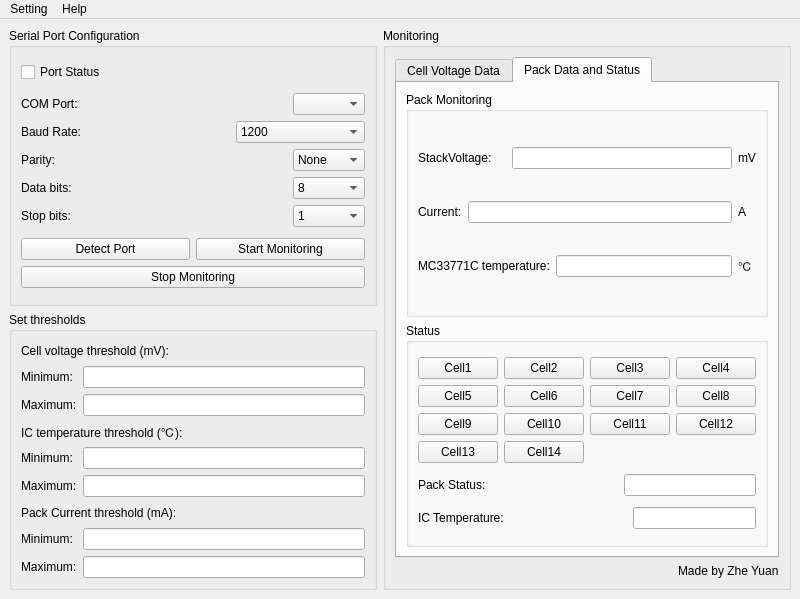
Before: the Qt Designer form BMS_GUI.ui in Zyuangeorge/Third_year_project, drawn with Qt 5.
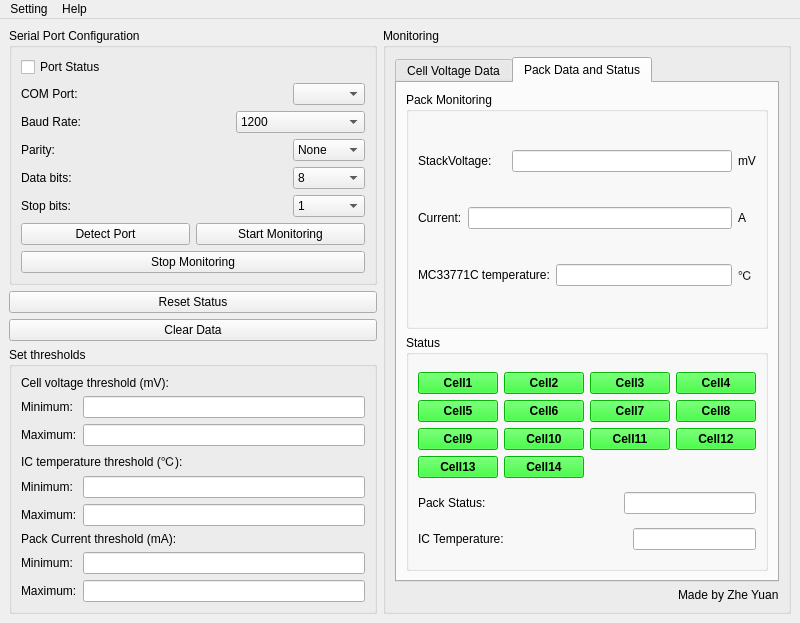
After: the same form once the commit is applied. The open tabs and pages were chosen to show the change.

Commit message: update status button

Patch:
```diff
--- a/BMS_GUI.ui
+++ b/BMS_GUI.ui
@@ -313,6 +313,20 @@
         </layout>
        </widget>
       </item>
+      <item>
+       <widget class="QPushButton" name="resetStatusButton">
+        <property name="text">
+         <string>Reset Status</string>
+        </property>
+       </widget>
+      </item>
+      <item>
+       <widget class="QPushButton" name="clearDataButton">
+        <property name="text">
+         <string>Clear Data</string>
+        </property>
+       </widget>
+      </item>
       <item>
        <widget class="QGroupBox" name="thresholdGroupBox">
         <property name="title">
@@ -718,9 +732,18 @@
                <layout class="QGridLayout" name="batteryStatusLayout">
                 <item row="0" column="0">
                  <widget class="QPushButton" name="Cell1StatusDisplay">
+                  <property name="font">
+                   <font>
+                    <family>Arial</family>
+                    <bold>true</bold>
+                   </font>
+                  </property>
                   <property name="focusPolicy">
                    <enum>Qt::NoFocus</enum>
                   </property>
+                  <property name="styleSheet">
+                   <string notr="true">background-color: rgb(0, 255, 0);</string>
+                  </property>
                   <property name="text">
                    <string>Cell1</string>
                   </property>
@@ -728,9 +751,18 @@
                 </item>
                 <item row="0" column="1">
                  <widget class="QPushButton" name="Cell2StatusDisplay">
+                  <property name="font">
+                   <font>
+                    <family>Arial</family>
+                    <bold>true</bold>
+                   </font>
+                  </property>
                   <property name="focusPolicy">
                    <enum>Qt::NoFocus</enum>
                   </property>
+                  <property name="styleSheet">
+                   <string notr="true">background-color: rgb(0, 255, 0);</string>
+                  </property>
                   <property name="text">
                    <string>Cell2</string>
                   </property>
@@ -738,9 +770,19 @@
                 </item>
                 <item row="3" column="1">
                  <widget class="QPushButton" name="Cell14StatusDisplay">
+                  <property name="font">
+                   <font>
+                    <family>Arial</family>
+                    <bold>true</bold>
+                    <strikeout>false</strikeout>
+                   </font>
+                  </property>
                   <property name="focusPolicy">
                    <enum>Qt::NoFocus</enum>
                   </property>
+                  <property name="styleSheet">
+                   <string notr="true">background-color: rgb(0, 255, 0);</string>
+                  </property>
                   <property name="text">
                    <string>Cell14</string>
                   </property>
@@ -748,9 +790,18 @@
                 </item>
                 <item row="0" column="2">
                  <widget class="QPushButton" name="Cell3StatusDisplay">
+                  <property name="font">
+                   <font>
+                    <family>Arial</family>
+                    <bold>true</bold>
+                   </font>
+                  </property>
                   <property name="focusPolicy">
                    <enum>Qt::NoFocus</enum>
                   </property>
+                  <property name="styleSheet">
+                   <string notr="true">background-color: rgb(0, 255, 0);</string>
+                  </property>
                   <property name="text">
                    <string>Cell3</string>
                   </property>
@@ -758,9 +809,18 @@
                 </item>
                 <item row="0" column="3">
                  <widget class="QPushButton" name="Cell4StatusDisplay">
+                  <property name="font">
+                   <font>
+                    <family>Arial</family>
+                    <bold>true</bold>
+                   </font>
+                  </property>
                   <property name="focusPolicy">
                    <enum>Qt::NoFocus</enum>
                   </property>
+                  <property name="styleSheet">
+                   <string notr="true">background-color: rgb(0, 255, 0);</string>
+                  </property>
                   <property name="text">
                    <string>Cell4</string>
                   </property>
@@ -768,9 +828,18 @@
                 </item>
                 <item row="1" column="0">
                  <widget class="QPushButton" name="Cell5StatusDisplay">
+                  <property name="font">
+                   <font>
+                    <family>Arial</family>
+                    <bold>true</bold>
+                   </font>
+                  </property>
                   <property name="focusPolicy">
                    <enum>Qt::NoFocus</enum>
                   </property>
+                  <property name="styleSheet">
+                   <string notr="true">background-color: rgb(0, 255, 0);</string>
+                  </property>
                   <property name="text">
                    <string>Cell5</string>
                   </property>
@@ -778,9 +847,18 @@
                 </item>
                 <item row="1" column="1">
                  <widget class="QPushButton" name="Cell6StatusDisplay">
+                  <property name="font">
+                   <font>
+                    <family>Arial</family>
+                    <bold>true</bold>
+                   </font>
+                  </property>
                   <property name="focusPolicy">
                    <enum>Qt::NoFocus</enum>
                   </property>
+                  <property name="styleSheet">
+                   <string notr="true">background-color: rgb(0, 255, 0);</string>
+                  </property>
                   <property name="text">
                    <string>Cell6</string>
                   </property>
@@ -788,9 +866,18 @@
                 </item>
                 <item row="1" column="2">
                  <widget class="QPushButton" name="Cell7StatusDisplay">
+                  <property name="font">
+                   <font>
+                    <family>Arial</family>
+                    <bold>true</bold>
+                   </font>
+                  </property>
                   <property name="focusPolicy">
                    <enum>Qt::NoFocus</enum>
                   </property>
+                  <property name="styleSheet">
+                   <string notr="true">background-color: rgb(0, 255, 0);</string>
+                  </property>
                   <property name="text">
                    <string>Cell7</string>
                   </property>
@@ -798,9 +885,18 @@
                 </item>
                 <item row="1" column="3">
                  <widget class="QPushButton" name="Cell8StatusDisplay">
+                  <property name="font">
+                   <font>
+                    <family>Arial</family>
+                    <bold>true</bold>
+                   </font>
+                  </property>
                   <property name="focusPolicy">
                    <enum>Qt::NoFocus</enum>
                   </property>
+                  <property name="styleSheet">
+                   <string notr="true">background-color: rgb(0, 255, 0);</string>
+                  </property>
                   <property name="text">
                    <string>Cell8</string>
                   </property>
@@ -808,9 +904,18 @@
                 </item>
                 <item row="2" column="0">
                  <widget class="QPushButton" name="Cell9StatusDisplay">
+                  <property name="font">
+                   <font>
+                    <family>Arial</family>
+                    <bold>true</bold>
+                   </font>
+                  </property>
                   <property name="focusPolicy">
                    <enum>Qt::NoFocus</enum>
                   </property>
+                  <property name="styleSheet">
+                   <string notr="true">background-color: rgb(0, 255, 0);</string>
+                  </property>
                   <property name="text">
                    <string>Cell9</string>
                   </property>
@@ -818,9 +923,18 @@
                 </item>
                 <item row="2" column="1">
                  <widget class="QPushButton" name="Cell10StatusDisplay">
+                  <property name="font">
+                   <font>
+                    <family>Arial</family>
+                    <bold>true</bold>
+                   </font>
+                  </property>
                   <property name="focusPolicy">
                    <enum>Qt::NoFocus</enum>
                   </property>
+                  <property name="styleSheet">
+                   <string notr="true">background-color: rgb(0, 255, 0);</string>
+                  </property>
                   <property name="text">
                    <string>Cell10</string>
                   </property>
@@ -828,9 +942,18 @@
                 </item>
                 <item row="2" column="2">
                  <widget class="QPushButton" name="Cell11StatusDisplay">
+                  <property name="font">
+                   <font>
+                    <family>Arial</family>
+                    <bold>true</bold>
+                   </font>
+                  </property>
                   <property name="focusPolicy">
                    <enum>Qt::NoFocus</enum>
                   </property>
+                  <property name="styleSheet">
+                   <string notr="true">background-color: rgb(0, 255, 0);</string>
+                  </property>
                   <property name="text">
                    <string>Cell11</string>
                   </property>
@@ -838,9 +961,18 @@
                 </item>
                 <item row="2" column="3">
                  <widget class="QPushButton" name="Cell12StatusDisplay">
+                  <property name="font">
+                   <font>
+                    <family>Arial</family>
+                    <bold>true</bold>
+                   </font>
+                  </property>
                   <property name="focusPolicy">
                    <enum>Qt::NoFocus</enum>
                   </property>
+                  <property name="styleSheet">
+                   <string notr="true">background-color: rgb(0, 255, 0);</string>
+                  </property>
                   <property name="text">
                    <string>Cell12</string>
                   </property>
@@ -848,9 +980,18 @@
                 </item>
                 <item row="3" column="0">
                  <widget class="QPushButton" name="Cell13StatusDisplay">
+                  <property name="font">
+                   <font>
+                    <family>Arial</family>
+                    <bold>true</bold>
+                   </font>
+                  </property>
                   <property name="focusPolicy">
                    <enum>Qt::NoFocus</enum>
                   </property>
+                  <property name="styleSheet">
+                   <string notr="true">background-color: rgb(0, 255, 0);</string>
+                  </property>
                   <property name="text">
                    <string>Cell13</string>
                   </property>
```
Left out of the diff: 2 changed lines with no effect on the pictures. The commit also changes 3 other files.
